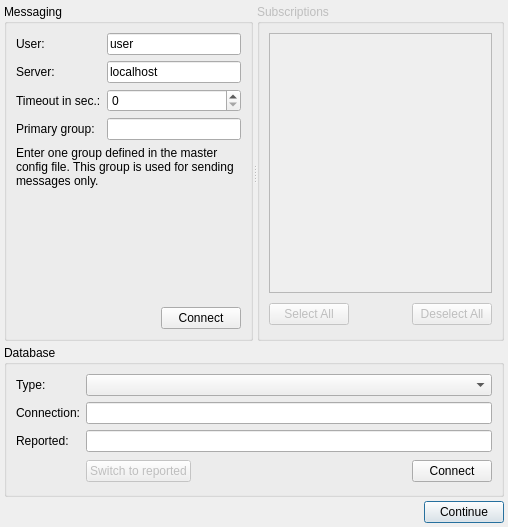
Qt form libs/seiscomp/gui/core/connectiondialog.ui (SeisComP/common) before a commit.
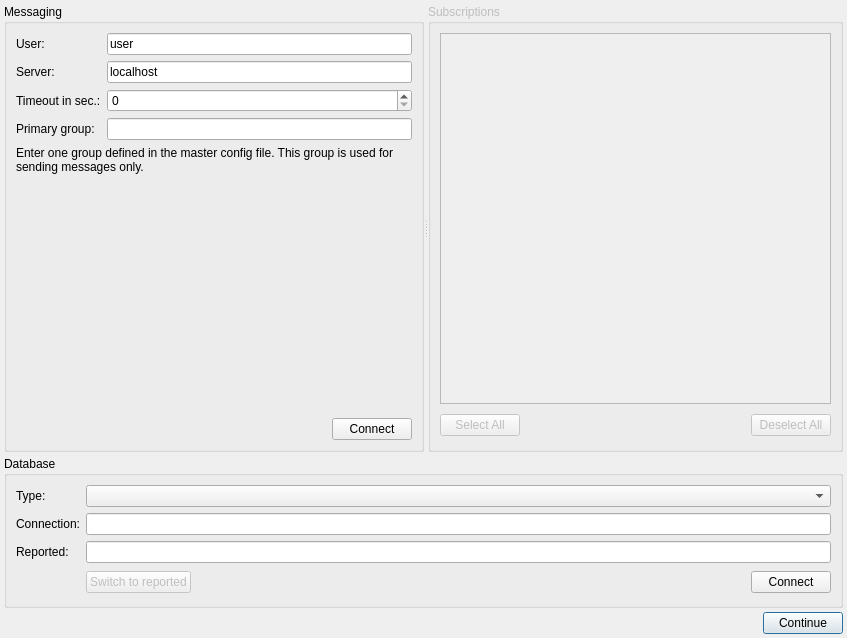
The same form after that commit.

Commit message: [gui] Resize connection dialog

What changed in the file:
```diff
--- a/libs/seiscomp/gui/core/connectiondialog.ui
+++ b/libs/seiscomp/gui/core/connectiondialog.ui
@@ -3,19 +3,17 @@
  <comment></comment>
  <exportmacro></exportmacro>
  <class>ConnectionDialog</class>
- <widget class="QDialog" name="ConnectionDialog" >
-  <property name="geometry" >
+ <widget class="QDialog" name="ConnectionDialog">
+  <property name="geometry">
    <rect>
     <x>0</x>
     <y>0</y>
-    <width>508</width>
-    <height>527</height>
+    <width>847</width>
+    <height>638</height>
    </rect>
   </property>
-  <property name="sizePolicy" >
-   <sizepolicy>
-    <hsizetype>5</hsizetype>
-    <vsizetype>5</vsizetype>
+  <property name="sizePolicy">
+   <sizepolicy hsizetype="Preferred" vsizetype="Preferred">
     <horstretch>0</horstretch>
     <verstretch>0</verstretch>
    </sizepolicy>
@@ -30,14 +28,14 @@
    <property name="spacing" >
     <number>4</number>
    </property>
-   <item row="2" column="0" >
-    <layout class="QHBoxLayout" >
-     <property name="margin" >
-      <number>0</number>
-     </property>
-     <property name="spacing" >
+   <item row="2" column="0">
+    <layout class="QHBoxLayout">
+     <property name="spacing">
       <number>6</number>
      </property>
+     <property name="margin">
+      <number>0</number>
+     </property>
      <item>
       <spacer>
        <property name="orientation" >
@@ -60,12 +58,10 @@
      </item>
     </layout>
    </item>
-   <item row="1" column="0" >
-    <widget class="QGroupBox" name="groupDatabase" >
-     <property name="sizePolicy" >
-      <sizepolicy>
-       <hsizetype>5</hsizetype>
-       <vsizetype>4</vsizetype>
+   <item row="1" column="0">
+    <widget class="QGroupBox" name="groupDatabase">
+     <property name="sizePolicy">
+      <sizepolicy hsizetype="Preferred" vsizetype="Maximum">
        <horstretch>0</horstretch>
        <verstretch>0</verstretch>
       </sizepolicy>
@@ -80,14 +76,14 @@
       <property name="spacing" >
        <number>6</number>
       </property>
-      <item row="3" column="1" >
-       <layout class="QHBoxLayout" >
-        <property name="margin" >
-         <number>0</number>
-        </property>
-        <property name="spacing" >
+      <item row="3" column="1">
+       <layout class="QHBoxLayout">
+        <property name="spacing">
          <number>6</number>
         </property>
+        <property name="margin">
+         <number>0</number>
+        </property>
         <item>
          <widget class="QPushButton" name="btnDbSwitchToReported" >
           <property name="enabled" >
@@ -166,11 +162,9 @@
      <property name="orientation" >
       <enum>Qt::Horizontal</enum>
      </property>
-     <widget class="QGroupBox" name="groupMessaging" >
-      <property name="sizePolicy" >
-       <sizepolicy>
-        <hsizetype>7</hsizetype>
-        <vsizetype>1</vsizetype>
+     <widget class="QGroupBox" name="groupMessaging">
+      <property name="sizePolicy">
+       <sizepolicy hsizetype="Expanding" vsizetype="Minimum">
         <horstretch>0</horstretch>
         <verstretch>0</verstretch>
        </sizepolicy>
@@ -185,12 +179,10 @@
        <property name="spacing" >
         <number>6</number>
        </property>
-       <item row="4" column="0" colspan="2" >
-        <widget class="QLabel" name="label_3" >
-         <property name="sizePolicy" >
-          <sizepolicy>
-           <hsizetype>5</hsizetype>
-           <vsizetype>5</vsizetype>
+       <item row="4" column="0" colspan="2">
+        <widget class="QLabel" name="label_3">
+         <property name="sizePolicy">
+          <sizepolicy hsizetype="Preferred" vsizetype="Preferred">
            <horstretch>0</horstretch>
            <verstretch>0</verstretch>
           </sizepolicy>
@@ -216,14 +208,14 @@
        <item row="2" column="1" >
         <widget class="QSpinBox" name="timeoutSpinBox" />
        </item>
-       <item row="5" column="0" colspan="2" >
-        <layout class="QHBoxLayout" >
-         <property name="margin" >
-          <number>0</number>
-         </property>
-         <property name="spacing" >
+       <item row="5" column="0" colspan="2">
+        <layout class="QHBoxLayout">
+         <property name="spacing">
           <number>6</number>
          </property>
+         <property name="margin">
+          <number>0</number>
+         </property>
          <item>
           <spacer>
            <property name="orientation" >
@@ -290,10 +282,8 @@
       <property name="enabled" >
        <bool>false</bool>
       </property>
-      <property name="sizePolicy" >
-       <sizepolicy>
-        <hsizetype>7</hsizetype>
-        <vsizetype>1</vsizetype>
+      <property name="sizePolicy">
+       <sizepolicy hsizetype="Expanding" vsizetype="Minimum">
         <horstretch>0</horstretch>
         <verstretch>0</verstretch>
        </sizepolicy>
@@ -301,19 +291,17 @@
       <property name="title" >
        <string>Subscriptions</string>
       </property>
-      <layout class="QVBoxLayout" >
-       <property name="margin" >
-        <number>9</number>
-       </property>
-       <property name="spacing" >
+      <layout class="QVBoxLayout">
+       <property name="spacing">
         <number>6</number>
        </property>
+       <property name="margin">
+        <number>9</number>
+       </property>
        <item>
-        <widget class="QListWidget" name="listSubscriptions" >
-         <property name="sizePolicy" >
-          <sizepolicy>
-           <hsizetype>7</hsizetype>
-           <vsizetype>3</vsizetype>
+        <widget class="QListWidget" name="listSubscriptions">
+         <property name="sizePolicy">
+          <sizepolicy hsizetype="Expanding" vsizetype="MinimumExpanding">
            <horstretch>0</horstretch>
            <verstretch>0</verstretch>
           </sizepolicy>
@@ -321,13 +309,13 @@
         </widget>
        </item>
        <item>
-        <layout class="QHBoxLayout" >
-         <property name="margin" >
-          <number>0</number>
-         </property>
-         <property name="spacing" >
+        <layout class="QHBoxLayout">
+         <property name="spacing">
           <number>6</number>
          </property>
+         <property name="margin">
+          <number>0</number>
+         </property>
          <item>
           <widget class="QPushButton" name="btnSelectAll" >
            <property name="text" >
```
Left out of the diff: 175 changed lines with no effect on the pictures.
